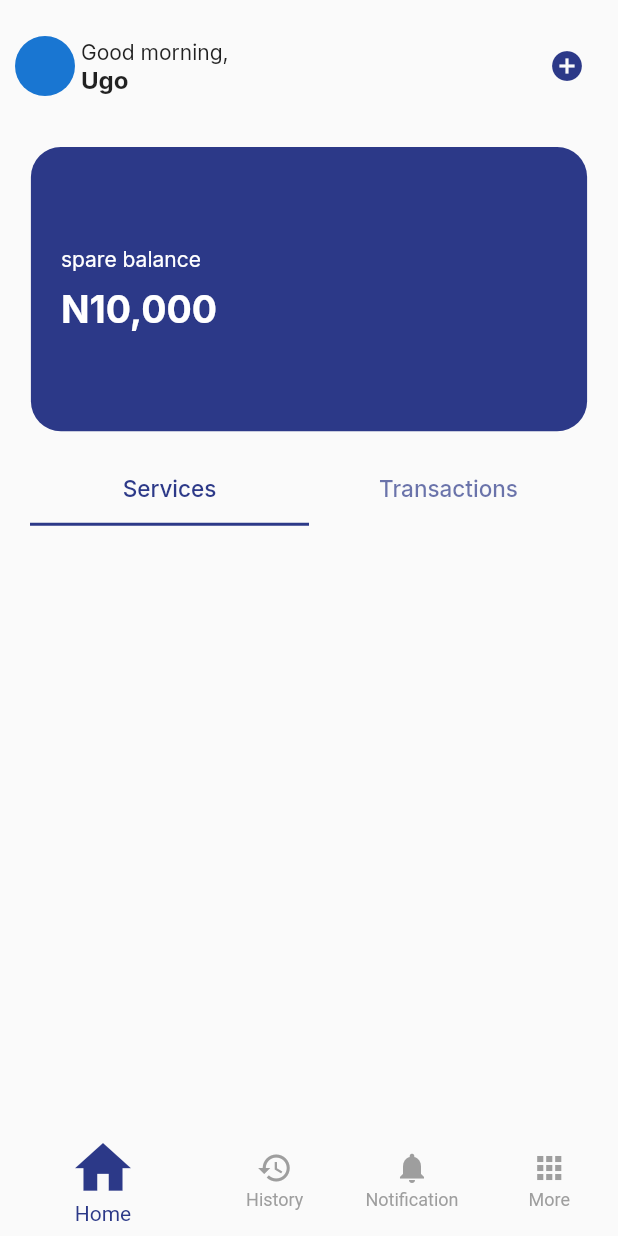
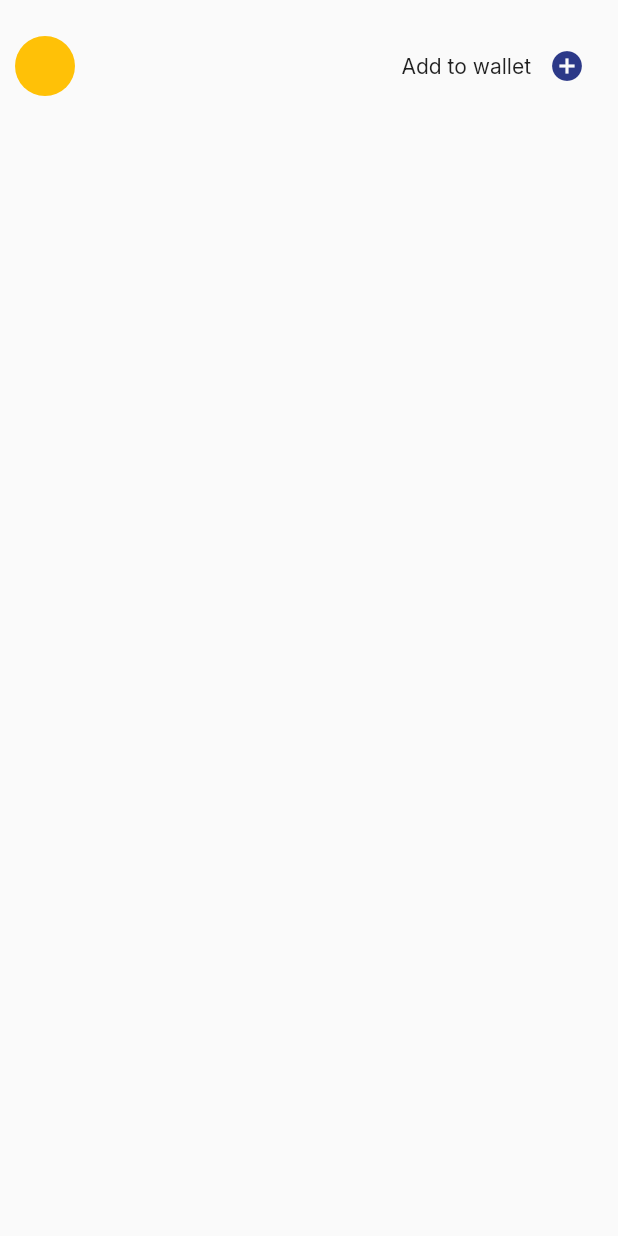
Before and after one commit to salemakowe/Spare, a Flutter app: the HomePage screen opened directly, on a phone screen of 412 x 824 dp. Run offline on Flutter 3.47's test engine with Material 2 defaults, Android fonts, the phone set to English and light mode, and no system bars; our stand-ins replace google_fonts, intl_phone_field, pinput, smooth_page_indicator.

Commit message:
cleard the home

```diff
--- a/spare/lib/screens/home.dart
+++ b/spare/lib/screens/home.dart
@@ -6,7 +6,6 @@ import 'package:spare/screens/history.dart';
 import 'package:spare/screens/more.dart';
 import 'package:spare/screens/notifications.dart';
 import 'package:spare/widgets/addmoney.dart';
-import 'package:spare/widgets/bottomnavbar.dart';
 
 class HomePage extends StatefulWidget {
   const HomePage({super.key});
@@ -26,47 +25,52 @@ class _HomePageState extends State<HomePage> {
 
   @override
   Widget build(BuildContext context) {
+    // const List _pages = <Widget>[
+    //   Icon(Icons.camera, size: 150),
+    //   Icon(Icons.chat),
+    //   Icon(Icons.message),
+    //   Icon(Icons.call),
+    //   Icon(Icons.logout),
+    // ];
+
+    // int _selectedIndex = 0;
+    // // for the nav bar selected index.
+    // // The selectedIndex holds the value of the currently selected item
+
+    // void _onItemtapped(int index) {
+    //   setState(() {
+    //     _selectedIndex = index;
+    //   });
+    // }
+
     return Scaffold(
-      //body
       body: Padding(
         padding: const EdgeInsets.fromLTRB(10, 20, 10, 10),
+        child: SingleChildScrollView(
           child: Column(
             children: [
               Row(
                 mainAxisAlignment: MainAxisAlignment.spaceBetween,
                 children: [
-                //User's avatar
-                Row(
-                  children: [
+                  CircleAvatar(
+                    backgroundColor: Colors.amber,
+                  ),
                   Column(
-                      children: const [CircleAvatar()],
-                    ),
-
-                    const SizedBox(width: 4),
-
-                    //Greetings and User's name
-                    Column(
-                      crossAxisAlignment: CrossAxisAlignment.start,
                     children: [
                       Row(
                         children: [
                           Text(
-                              "Good morning,",
-                              style: GoogleFonts.inter(
-                                fontSize: 14,
-                                fontWeight: FontWeight.w400,
+                            "Add to wallet",
+                            style: GoogleFonts.inter(),
+                          ),
+                          IconButton(
+                            onPressed: () {},
+                            icon: const Icon(
+                              Icons.add_circle_outlined,
+                              color: Kolors.mainColor,
                             ),
                           )
                         ],
-                        ),
-                        Row(
-                          children: [
-                            Text(
-                              "Ugo",
-                              style: GoogleFonts.inter(
-                                fontSize: 16,
-                                fontWeight: FontWeight.bold,
-                              ),
                       ),
                     ],
                   )
@@ -74,75 +78,8 @@ class _HomePageState extends State<HomePage> {
               ),
             ],
           ),
-
-                //notification bell
-                Column(
-                  children: [
-                    IconButton(
-                        onPressed: () {},
-                        icon: const Icon(
-                          semanticLabel: "Add wallet",
-                          Icons.add_circle_outlined,
-                          color: Kolors.mainColor,
-                        ))
-                  ],
-                )
-              ],
-            ),
-            const SizedBox(height: 30),
-
-            //Container for the card
-            Container(
-              width: MediaQuery.of(context).size.width * 0.9,
-              height: MediaQuery.of(context).size.height * 0.23,
-              decoration: BoxDecoration(
-                borderRadius: BorderRadius.circular(20),
-                color: Kolors.mainColor,
-              ),
-              child: Padding(
-                padding: const EdgeInsets.fromLTRB(20, 0, 0, 0),
-                child: Column(
-                  mainAxisAlignment: MainAxisAlignment.center,
-                  children: [
-                    Row(
-                      children: [
-                        Text(
-                          "spare balance",
-                          style: GoogleFonts.inter(
-                            color: Colors.white,
         ),
       ),
-                      ],
-                    ),
-                    const SizedBox(height: 10),
-                    Row(
-                      children: [
-                        Text(
-                          "N10,000",
-                          style: GoogleFonts.inter(
-                            color: Colors.white,
-                            fontSize: 25,
-                            fontWeight: FontWeight.bold,
-                          ),
-                        ),
-                      ],
-                    ),
-                  ],
-                ),
-              ),
-            ),
-
-            const SizedBox(height: 15),
-
-            //Services and Transaction
-
-            const BodyTab(),
-          ],
-        ),
-      ),
-
-      //Bottom Navigation
-      bottomNavigationBar: BottomNavBar(),
     );
   }
 }
--- a/spare/lib/widgets/bottomnavbar.dart
+++ /dev/null
@@ -1,74 +0,0 @@
-import "package:flutter/material.dart";
-import 'package:spare/screens/history.dart';
-import 'package:spare/screens/home.dart';
-import 'package:spare/screens/more.dart';
-import 'package:spare/screens/notifications.dart';
-
-import '../constants/color.dart';
-
-class BottomNavBar extends StatefulWidget {
-  @override
-  State<BottomNavBar> createState() => _BottomNavBarState();
-}
-
-class _BottomNavBarState extends State<BottomNavBar> {
-  static const List _pages = <Widget>[
-    HomePage(),
-    HistoryPage(),
-    NotificationsPage(),
-    MorePage(),
-  ];
-
-  int _selectedIndex = 0;
-  // for the nav bar selected index
-  void _onItemtapped(int index) {
-    setState(() {
-      _selectedIndex = index;
-    });
-  }
-
-  @override
-  Widget build(BuildContext context) {
-    return BottomNavigationBar(
-      selectedIconTheme: const IconThemeData(
-        color: Kolors.mainColor,
-        size: 45,
-      ),
-      selectedItemColor: Kolors.mainColor,
-      unselectedItemColor: Colors.grey,
-      showSelectedLabels: true,
-      showUnselectedLabels: true,
-      elevation: 0,
-      currentIndex: _selectedIndex,
-      onTap: _onItemtapped,
-      items: const <BottomNavigationBarItem>[
-        //Home  BottomNavBar
-        BottomNavigationBarItem(
-          icon: Icon(Icons.home),
-          label: "Home",
-        ),
-
-        //History BottomNavBar
-
-        BottomNavigationBarItem(
-          icon: Icon(Icons.history),
-          label: "History",
-        ),
-
-        //Notifications BottomNavBar
-
-        BottomNavigationBarItem(
-          icon: Icon(Icons.notifications),
-          label: "Notification",
-        ),
-
-        //More BottomNavBar
-
-        BottomNavigationBarItem(
-          icon: Icon(Icons.apps),
-          label: "More",
-        ),
-      ],
-    );
-  }
-}
```
Lines whose indentation alone changed are shown as unchanged.
